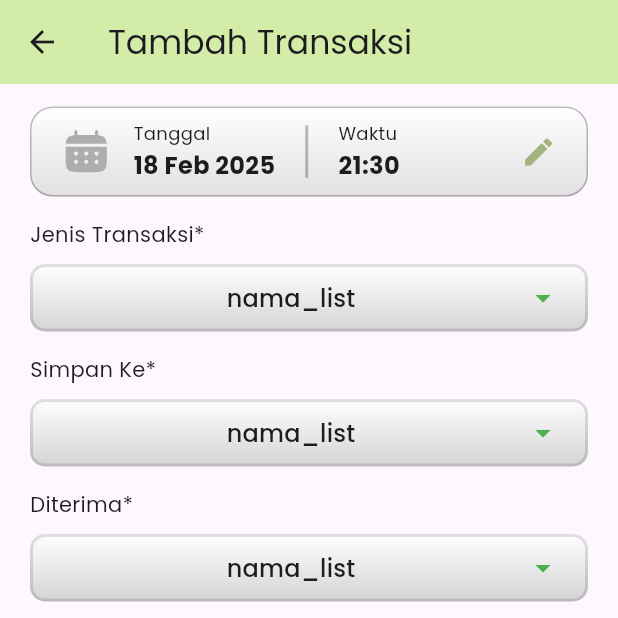
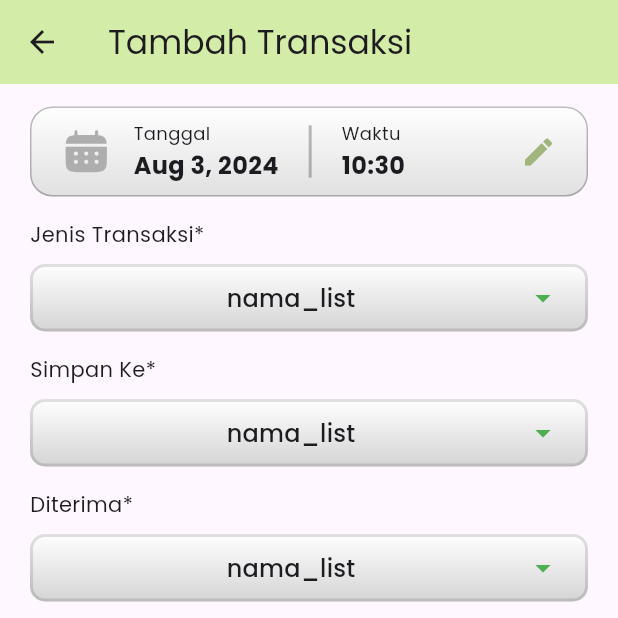
Before and after one commit to MochamadLukyAdithia/SiKeZ, a Flutter app: the AddTransactionScreen screen opened by its route, on a phone screen of 412 x 824 dp, the top half of it. Run offline on Flutter 3.47's test engine with Material 3 defaults, Android fonts, the light colour scheme and no system bars; drawn by our look-alikes of dropdown_button2; our stand-ins replace cloud_firestore, dartz, flutter_form_builder, flutter_secure_storage, flutter_svg, get and 3 more; accounts and stored records are empty.

Commit message:
linked page

```diff
--- a/lib/core/injector/injector.dart
+++ b/lib/core/injector/injector.dart
@@ -29,5 +29,5 @@ void configureDependencies() {
   // ));
 
   getIt.registerSingleton(ImagePicker());
-  getIt.registerFactory(() => AuthController(getIt<AuthRepository>()));
+  getIt.registerFactory(() => AuthController());
 }
--- a/lib/core/route/routes.dart
+++ b/lib/core/route/routes.dart
@@ -7,12 +7,18 @@ import 'package:hmj_apps/presentation/transaction/screen/add_transaction_screen.
 
 class AppRoute {
   static const loginPage = "/";
+  static const dashboardPage = "/dashboard";
+  static const addTransaction = "/transaction/add";
 
   static final List<GetPage> routes = [
     GetPage(
       name: AppRoute.loginPage,
-      page: () => const AddTransactionScreen(),
-      // binding: AuthBinding(),
+      page: () => const LoginScreen(),
+      binding: AuthBinding(),
     ),
+    GetPage(name: AppRoute.dashboardPage, page: () => const DashboardSceen()),
+    GetPage(
+        name: AppRoute.addTransaction,
+        page: () => const AddTransactionScreen()),
   ];
 }
--- a/lib/presentation/auth/controller/auth_controller.dart
+++ b/lib/presentation/auth/controller/auth_controller.dart
@@ -4,9 +4,9 @@ import 'package:hmj_apps/core/controller/base_controller.dart';
 import 'package:hmj_apps/data/repository/auth_repository.dart';
 
 class AuthController extends BaseController {
-  final AuthRepository authRepository;
-  final GlobalKey<FormBuilderState> formKey = GlobalKey<FormBuilderState>();
-  AuthController(this.authRepository);
+  // final AuthRepository authRepository;
+  // final GlobalKey<FormBuilderState> formKey = GlobalKey<FormBuilderState>();
+  // AuthController(this.authRepository);
 
   // login() async {
   //   String email = formKey.currentState!.value['email'];
--- a/lib/presentation/transaction/component/date_picker.dart
+++ b/lib/presentation/transaction/component/date_picker.dart
@@ -3,13 +3,46 @@ import 'package:flutter_svg/flutter_svg.dart';
 import 'package:hmj_apps/core/theme/app_colors.dart';
 import 'package:hmj_apps/core/theme/app_text_theme.dart';
 import 'package:hmj_apps/core/utils/icons.dart';
+import 'package:intl/intl.dart';
 
-class CustomDatePicker extends StatelessWidget {
+class CustomDatePicker extends StatefulWidget {
   const CustomDatePicker({super.key});
 
   @override
+  State<CustomDatePicker> createState() => _CustomDatePickerState();
+}
+
+class _CustomDatePickerState extends State<CustomDatePicker> {
+  DateTime? selectedDate;
+  TimeOfDay? selectedTime;
+  @override
   Widget build(BuildContext context) {
-    return Container(
+    return InkWell(
+      onTap: () async {
+        final DateTime? pickedDate = await showDatePicker(
+          context: context,
+          initialDate: DateTime.now(),
+          firstDate: DateTime(2020),
+          lastDate: DateTime(2025),
+        );
+        if (pickedDate != null) {
+          setState(() {
+            selectedDate = pickedDate;
+          });
+
+          // Show time picker after date is selected
+          final TimeOfDay? pickedTime = await showTimePicker(
+            context: context,
+            initialTime: TimeOfDay.now(),
+          );
+          if (pickedTime != null) {
+            setState(() {
+              selectedTime = pickedTime;
+            });
+          }
+        }
+      },
+      child: Container(
         padding: const EdgeInsets.symmetric(horizontal: 20, vertical: 8),
         decoration: BoxDecoration(
             gradient: const LinearGradient(
@@ -27,13 +60,15 @@ class CustomDatePicker extends StatelessWidget {
             Column(
               crossAxisAlignment: CrossAxisAlignment.start,
               children: [
-              Text(
+                const Text(
                   "Tanggal",
                   style: AppTextStyle.body4,
                 ),
                 Text(
-                "18 Feb 2025",
-                style: AppTextStyle.body2.copyWith(fontWeight: FontWeight.bold),
+                  DateFormat.yMMMd().format(
+                      selectedDate != null ? selectedDate! : DateTime.now()),
+                  style:
+                      AppTextStyle.body2.copyWith(fontWeight: FontWeight.bold),
                 )
               ],
             ),
@@ -51,13 +86,16 @@ class CustomDatePicker extends StatelessWidget {
             Column(
               crossAxisAlignment: CrossAxisAlignment.start,
               children: [
-              Text(
+                const Text(
                   "Waktu",
                   style: AppTextStyle.body4,
                 ),
                 Text(
-                "21:30",
-                style: AppTextStyle.body2.copyWith(fontWeight: FontWeight.bold),
+                  selectedTime != null
+                      ? "${selectedTime!.hour}:${selectedTime!.minute}"
+                      : DateFormat.Hm().format(DateTime.now()),
+                  style:
+                      AppTextStyle.body2.copyWith(fontWeight: FontWeight.bold),
                 )
               ],
             ),
@@ -68,6 +106,7 @@ class CustomDatePicker extends StatelessWidget {
             )
           ],
         ),
+      ),
     );
   }
 }
--- a/lib/presentation/transaction/component/dropdown_button.dart
+++ b/lib/presentation/transaction/component/dropdown_button.dart
@@ -56,6 +56,8 @@ class DropDownButtonWithSearch extends StatelessWidget {
             ],
             value: "nama_list",
             onChanged: (value) {
+
+
               //   setState(() {
               //     selectedValue = value;
               //   });
--- a/lib/presentation/transaction/screen/add_transaction_screen.dart
+++ b/lib/presentation/transaction/screen/add_transaction_screen.dart
@@ -17,7 +17,8 @@ class AddTransactionScreen extends StatelessWidget {
         title: Text("Tambah Transaksi"),
         backgroundColor: AppColors.primaryColor,
       ),
-      body: Container(
+      body: SingleChildScrollView(
+        child: Container(
           margin: const EdgeInsets.symmetric(horizontal: 20),
           child: Column(
             children: [
@@ -68,6 +69,7 @@ class AddTransactionScreen extends StatelessWidget {
             ],
           ),
         ),
+      ),
       bottomNavigationBar: Container(
           padding: const EdgeInsets.symmetric(horizontal: 20, vertical: 5),
           height: 55,
```
Also changed, not shown: lib/presentation/auth/screen/login/login_screen.dart (+7 -2 lines), lib/presentation/dasboard/screen/dashboard_screen.dart (+21 -0 lines), lib/presentation/transaction/controller/add_transaction_controller.dart (added, +7 -0 lines). Lines whose indentation alone changed are shown as unchanged.
